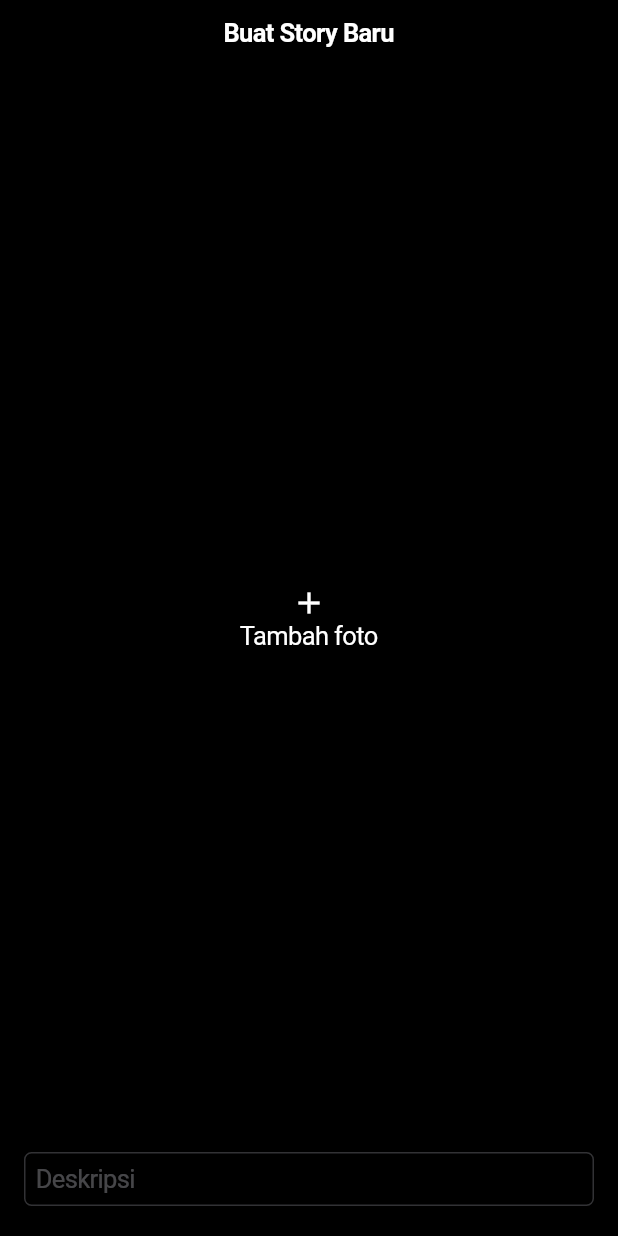
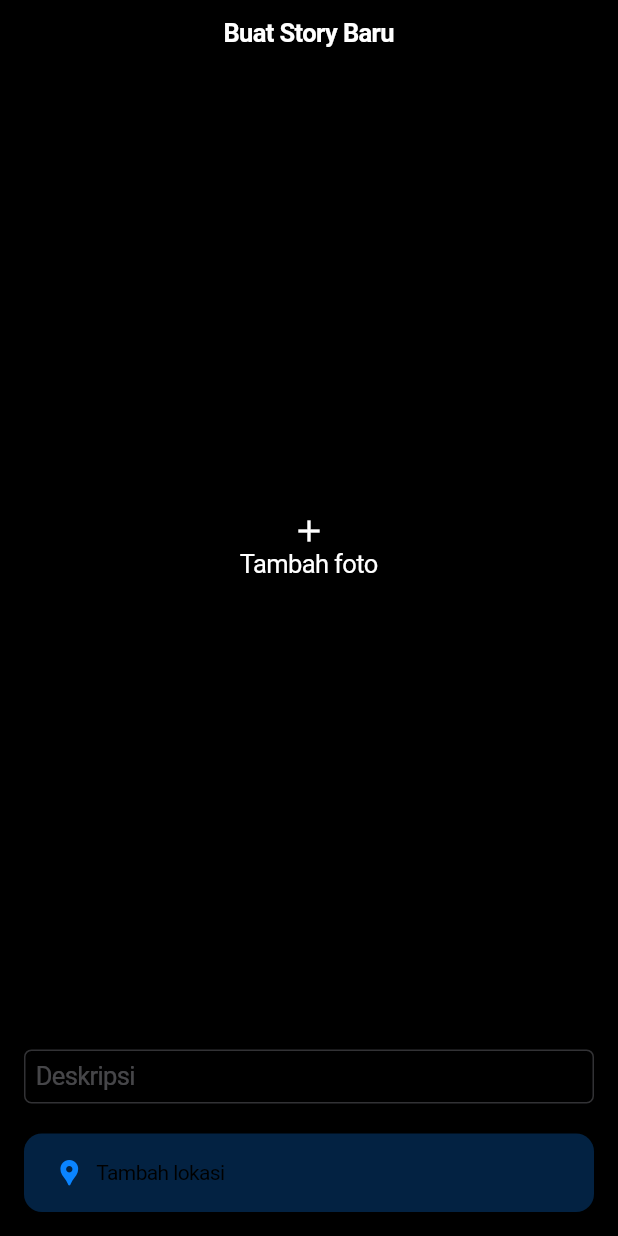
Before and after one commit to agungkurn/dicoding-story, a Flutter app: the CreateStoryScreen screen opened by its route, on a phone screen of 412 x 824 dp. Run offline on Flutter 3.47's test engine with Material 3 defaults, Android fonts, the phone set to English and light mode, and no system bars; our stand-ins replace dio, flutter_bloc, freezed_annotation, geocoding, get_it, go_router and 4 more; accounts and stored records are empty; generated files the repository leaves out were written again.

Commit message:
create story with location

```diff
--- a/lib/data/remote/story_api.dart
+++ b/lib/data/remote/story_api.dart
@@ -45,9 +45,13 @@ class StoryApi {
     required List<int> bytes,
     required String fileName,
     required String description,
+    double? latitude,
+    double? longitude,
   }) async {
     final formData = FormData.fromMap({
       "description": description,
+      "lat": latitude,
+      "lon": longitude,
       "photo": MultipartFile.fromBytes(
         bytes,
         filename: fileName,
--- a/lib/data/repository/story_repository.dart
+++ b/lib/data/repository/story_repository.dart
@@ -38,12 +38,16 @@ class StoryRepository {
     required List<int> bytes,
     required String fileName,
     required String description,
+    double? latitude,
+    double? longitude,
   }) async {
     try {
       await _api.postStory(
         bytes: bytes,
         fileName: fileName,
         description: description,
+          latitude: latitude,
+          longitude: longitude
       );
     } catch (e, stack) {
       if (kDebugMode) print(stack);
--- a/lib/main.dart
+++ b/lib/main.dart
@@ -4,13 +4,15 @@ import 'package:dicoding_story/navigation/dialog_page.dart';
 import 'package:dicoding_story/navigation/modal_popup_page.dart';
 import 'package:dicoding_story/ui/create/create_story_bloc.dart';
 import 'package:dicoding_story/ui/create/create_story_screen.dart';
+import 'package:dicoding_story/ui/create/maps/choose_location_bloc.dart';
+import 'package:dicoding_story/ui/create/maps/choose_location_screen.dart';
 import 'package:dicoding_story/ui/details/details_bloc.dart';
 import 'package:dicoding_story/ui/details/details_screen.dart';
+import 'package:dicoding_story/ui/details/maps/details_maps_screen.dart';
 import 'package:dicoding_story/ui/home/home_screen.dart';
 import 'package:dicoding_story/ui/home/story_list_bloc.dart';
 import 'package:dicoding_story/ui/login/login_form_bloc.dart';
 import 'package:dicoding_story/ui/login/login_screen.dart';
-import 'package:dicoding_story/ui/maps/maps_screen.dart';
 import 'package:dicoding_story/ui/register/register_form_bloc.dart';
 import 'package:dicoding_story/ui/register/register_screen.dart';
 import 'package:flutter/cupertino.dart';
@@ -105,22 +107,18 @@ class MyApp extends StatelessWidget {
                   builder: (_, state) {
                     final latitude =
                         double.tryParse(
-                          state.uri.queryParameters[AppRoute
-                                  .detailsMapLatitude] ??
-                              "",
+                          state.uri.queryParameters[AppRoute.mapLatitude] ?? "",
                         ) ??
                         .0;
                     final longitude =
                         double.tryParse(
-                          state.uri.queryParameters[AppRoute
-                                  .detailsMapLongitude] ??
+                          state.uri.queryParameters[AppRoute.mapLongitude] ??
                               "",
                         ) ??
                         .0;
                     final address =
-                        state.uri.queryParameters[AppRoute.detailsMapAddress] ??
-                        "";
-                    return MapsScreen(
+                        state.uri.queryParameters[AppRoute.mapAddress] ?? "";
+                    return DetailsMapsScreen(
                       latitude: latitude,
                       longitude: longitude,
                       address: address,
@@ -134,6 +132,24 @@ class MyApp extends StatelessWidget {
                         create: (_) => getIt<CreateStoryBloc>(),
                         child: CreateStoryScreen(),
                       ),
+                ),
+                GoRoute(
+                  path: AppRoute.createStoryMap,
+                  builder: (_, state) {
+                    final latitude = double.tryParse(
+                      state.uri.queryParameters[AppRoute.mapLatitude] ?? "",
+                    );
+                    final longitude = double.tryParse(
+                      state.uri.queryParameters[AppRoute.mapLongitude] ?? "",
+                    );
+                    return BlocProvider(
+                      create: (_) => getIt<ChooseLocationBloc>(),
+                      child: ChooseLocationScreen(
+                        latitude: latitude,
+                        longitude: longitude,
+                      ),
+                    );
+                  },
                 ),
                 GoRoute(
                   path: AppRoute.errorDialog,
--- a/lib/navigation/app_route.dart
+++ b/lib/navigation/app_route.dart
@@ -8,10 +8,11 @@ class AppRoute {
   static const details = "/details";
   static const detailsMap = "/details/map";
   static const createStory = "/create";
+  static const createStoryMap = "/create/map";
   static const errorDialog = "/dialog/error";
   static const sheetHome = "/sheet/home";
 
-  static const detailsMapLatitude = "latitude";
-  static const detailsMapLongitude = "longitude";
-  static const detailsMapAddress = "address";
+  static const mapLatitude = "latitude";
+  static const mapLongitude = "longitude";
+  static const mapAddress = "address";
 }
--- a/lib/ui/create/create_story_event.dart
+++ b/lib/ui/create/create_story_event.dart
@@ -6,6 +6,12 @@ abstract class CreateStoryEvent with _$CreateStoryEvent {
 
   const factory CreateStoryEvent.removeImage() = _RemoveImage;
 
+  const factory CreateStoryEvent.locationAdded(
+    String location,
+    double latitude,
+    double longitude,
+  ) = _LocationAdded;
+
   const factory CreateStoryEvent.onDescriptionChanges(String data) =
       _OnDescriptionChanges;
 
--- a/lib/ui/create/create_story_screen.dart
+++ b/lib/ui/create/create_story_screen.dart
@@ -14,8 +14,9 @@ class CreateStoryScreen extends StatelessWidget {
   const CreateStoryScreen({super.key});
 
   @override
-  Widget build(BuildContext context) =>
-      BlocConsumer<CreateStoryBloc, CreateStoryState>(
+  Widget build(
+    BuildContext context,
+  ) => BlocConsumer<CreateStoryBloc, CreateStoryState>(
     listener: (context, state) {
       if (state.success) {
         context.pop(true);
@@ -29,9 +30,8 @@ class CreateStoryScreen extends StatelessWidget {
         builder: (context, state) {
           final bloc = context.read<CreateStoryBloc>();
           return CupertinoTheme(
-            data: CupertinoTheme.of(
-              context,
-            ).copyWith(brightness: Brightness.dark),
+            data: CupertinoTheme.of(context).copyWith(
+                brightness: Brightness.dark),
             child: CupertinoPageScaffold(
               navigationBar: CupertinoNavigationBar(
                 middle: Text("Buat Story Baru"),
@@ -52,8 +52,7 @@ class CreateStoryScreen extends StatelessWidget {
                       : SizedBox.shrink(),
                 ),
               ),
-              child: Container(
-                margin: MediaQuery.of(context).padding,
+              child: SafeArea(
                 child: _CreateStoryContent(
                   context: context,
                   editable: !state.loading,
@@ -78,6 +77,35 @@ class CreateStoryScreen extends StatelessWidget {
                   state.descriptionIsEmpty
                       ? "Deskripsi tidak boleh kosong"
                       : null,
+              location: state.location,
+              onChooseLocation: () async {
+                final currentLat = state.latitude;
+                final currentLong = state.longitude;
+
+                final result = await context.push<Map<String, Object>>(
+                  "${AppRoute.createStoryMap}?${AppRoute.mapLatitude}=$currentLat&"
+                  "${AppRoute.mapLongitude}=$currentLong&",
+                );
+
+                if (result != null) {
+                  final newLat = double.tryParse(
+                    result[AppRoute.mapLatitude]?.toString() ?? "",
+                  );
+                  final newLong = double.tryParse(
+                    result[AppRoute.mapLongitude]?.toString() ?? "",
+                  );
+                  final newLocation =
+                      result[AppRoute.mapAddress]?.toString() ?? "";
+
+                  bloc.add(
+                    CreateStoryEvent.locationAdded(
+                      newLocation,
+                      newLat!,
+                      newLong!,
+                    ),
+                  );
+                }
+              },
             ),
           ),
         ),
@@ -93,10 +121,13 @@ class CreateStoryScreen extends StatelessWidget {
     required VoidCallback onRemoveImage,
     required Function(String) onDescriptionChanged,
     required String? descriptionErrorText,
+    required String? location,
+    required GestureTapCallback onChooseLocation,
   }) => SizedBox.expand(
-    child: Stack(
+    child: Column(
       children: [
-        AnimatedSwitcher(
+        Expanded(
+          child: AnimatedSwitcher(
             duration: Duration(milliseconds: 300),
             child:
                 image == null
@@ -123,10 +154,7 @@ class CreateStoryScreen extends StatelessWidget {
                         ),
                       ),
                     )
-                  : Align(
-                    alignment: Alignment.center,
-                    child: Stack(
-                      alignment: Alignment.center,
+                    : Stack(
                       children: [
                         Image.file(File(image.path), fit: BoxFit.fitWidth),
                         if (editable)
@@ -148,16 +176,14 @@ class CreateStoryScreen extends StatelessWidget {
                     ),
           ),
         ),
-        Positioned(
-          bottom: 0,
-          left: 0,
-          right: 0,
-          child: Container(
+        Container(
           width: double.infinity,
-            alignment: Alignment.bottomLeft,
           padding: const EdgeInsets.all(16),
           decoration: BoxDecoration(color: CupertinoColors.black),
-            child: CustomCupertinoTextField(
+          child: Column(
+            spacing: 16,
+            children: [
+              CustomCupertinoTextField(
                 placeholder: "Deskripsi",
                 errorText: descriptionErrorText,
                 onChanged: onDescriptionChanged,
@@ -166,6 +192,36 @@ class CreateStoryScreen extends StatelessWidget {
                 minLines: 1,
                 enabled: editable,
               ),
+              _LocationWidget(
+                context: context,
+                address: location,
+                onTap: onChooseLocation,
+              ),
+            ],
+          ),
+        ),
+      ],
+    ),
+  );
+
+  Widget _LocationWidget({
+    required BuildContext context,
+    required String? address,
+    required GestureTapCallback onTap,
+  }) => CupertinoButton.tinted(
+    onPressed: onTap,
+    child: Row(
+      spacing: 8,
+      children: [
+        Icon(Icons.location_pin),
+        Flexible(
+          child: Text(
+            address ?? "Tambah lokasi",
+            maxLines: 1,
+            overflow: TextOverflow.ellipsis,
+            style: CupertinoTheme.of(
+              context,
+            ).textTheme.textStyle.copyWith(fontSize: 14),
           ),
         ),
       ],
--- a/lib/ui/create/create_story_state.dart
+++ b/lib/ui/create/create_story_state.dart
@@ -7,6 +7,9 @@ abstract class CreateStoryState with _$CreateStoryState {
     required String description,
     required bool imageIsEmpty,
     required bool descriptionIsEmpty,
+    required String? location,
+    required double? latitude,
+    required double? longitude,
     required bool loading,
     required bool success,
     required bool error,
@@ -18,6 +21,9 @@ abstract class CreateStoryState with _$CreateStoryState {
     description: "",
     imageIsEmpty: false,
     descriptionIsEmpty: false,
+      location: null,
+      latitude: null,
+      longitude: null,
     loading: false,
     success: false,
     error: false,
--- /dev/null
+++ b/lib/ui/create/maps/choose_location_event.dart
@@ -0,0 +1,11 @@
+part of 'choose_location_bloc.dart';
+
+@freezed
+abstract class ChooseLocationEvent with _$ChooseLocationEvent {
+  const factory ChooseLocationEvent.onMarkerMoved(
+    double latitude,
+    double longitude,
+  ) = _MarkerMoved;
+
+  const factory ChooseLocationEvent.onMarkerCleared() = _MarkerCleared;
+}
--- /dev/null
+++ b/lib/ui/create/maps/choose_location_state.dart
@@ -0,0 +1,20 @@
+part of 'choose_location_bloc.dart';
+
+@freezed
+abstract class ChooseLocationState with _$ChooseLocationState {
+  const factory ChooseLocationState({
+    required double? latitude,
+    required double? longitude,
+    required String? location,
+    required bool loadingLocation,
+    required Set<Marker> markers,
+  }) = _ChooseLocationState;
+
+  factory ChooseLocationState.initial() => ChooseLocationState(
+    latitude: null,
+    longitude: null,
+    location: null,
+    loadingLocation: false,
+    markers: {},
+  );
+}
--- a/lib/ui/details/details_screen.dart
+++ b/lib/ui/details/details_screen.dart
@@ -114,9 +114,9 @@ class DetailsScreen extends StatelessWidget {
 
                       context.push(
                         "${AppRoute.detailsMap}?"
-                        "${AppRoute.detailsMapLatitude}=$lat&"
-                        "${AppRoute.detailsMapLongitude}=$lng&"
-                        "${AppRoute.detailsMapAddress}=$address",
+                        "${AppRoute.mapLatitude}=$lat&"
+                        "${AppRoute.mapLongitude}=$lng&"
+                        "${AppRoute.mapAddress}=$address",
                       );
                     },
                   )
--- a/lib/ui/maps/maps_screen.dart
+++ b/lib/ui/details/maps/details_maps_screen.dart
@@ -1,12 +1,12 @@
 import 'package:flutter/cupertino.dart';
 import 'package:google_maps_flutter/google_maps_flutter.dart';
 
-class MapsScreen extends StatelessWidget {
+class DetailsMapsScreen extends StatelessWidget {
   final double latitude;
   final double longitude;
   final String address;
 
-  const MapsScreen({
+  const DetailsMapsScreen({
     super.key,
     required this.latitude,
     required this.longitude,
--- a/lib/ui/home/home_screen.dart
+++ b/lib/ui/home/home_screen.dart
@@ -24,7 +24,7 @@ class _HomeScreenState extends State<HomeScreen> {
       if (scrollController.position.pixels >=
           scrollController.position.maxScrollExtent) {
         if (storyBloc.state.hasNextPage) {
-          storyBloc.add(StoryListEvent.fetchList());
+          storyBloc.add(StoryListEvent.fetchNextPage());
         }
       }
     });
@@ -44,8 +44,7 @@ class _HomeScreenState extends State<HomeScreen> {
                   authBlocWatch.state is AuthLoading
                       ? CupertinoActivityIndicator()
                       : CupertinoButton(
-                        padding: EdgeInsets.zero,
-                        minSize: 0,
+                        sizeStyle: CupertinoButtonSize.small,
                         onPressed: () async {
                           final index = await context.push(AppRoute.sheetHome);
 
--- a/lib/ui/home/story_list_event.dart
+++ b/lib/ui/home/story_list_event.dart
@@ -3,4 +3,6 @@ part of 'story_list_bloc.dart';
 @freezed
 class StoryListEvent with _$StoryListEvent {
   const factory StoryListEvent.fetchList() = _FetchList;
+
+  const factory StoryListEvent.fetchNextPage() = _FetchNextPage;
 }
```
Also changed, not shown: lib/ui/create/create_story_bloc.dart (+13 -4 lines), lib/ui/create/maps/choose_location_bloc.dart (added, +52 -0 lines), lib/ui/create/maps/choose_location_screen.dart (added, +127 -0 lines), lib/ui/home/story_list_bloc.dart (+20 -10 lines). Lines whose indentation alone changed are shown as unchanged.
